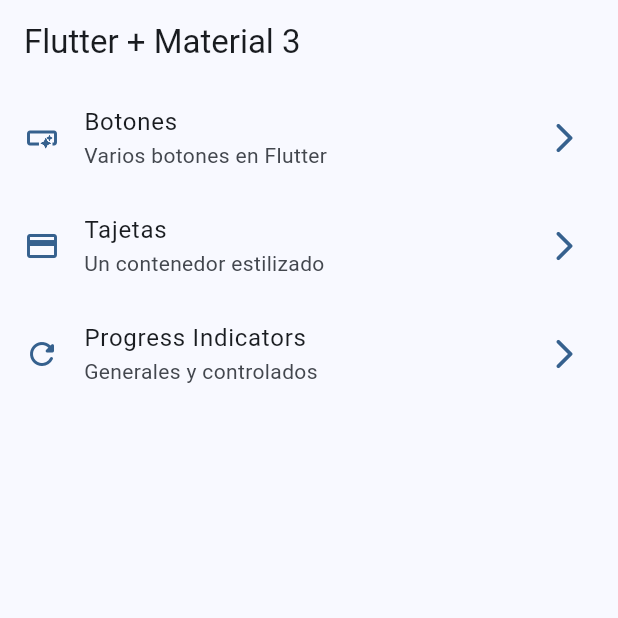
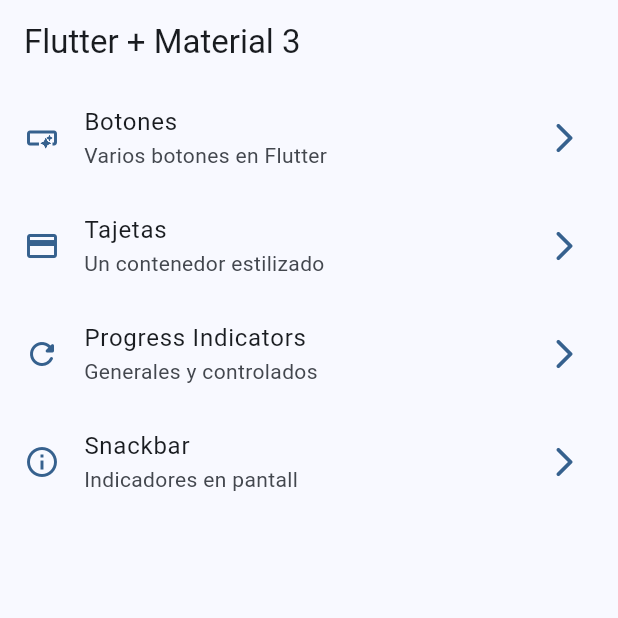
Before and after one commit to Frank712/flutter-widgets-app, a Flutter app: the screen it shows after launch, on a phone screen of 412 x 824 dp, the top half of it. Run offline on Flutter 3.47's test engine with Material 2 defaults, Android fonts, the phone set to English and light mode, and no system bars; our stand-ins replace go_router.

Commit message:
ADD snackbars and dialogs

```diff
--- a/lib/config/menu/menu_items.dart
+++ b/lib/config/menu/menu_items.dart
@@ -33,4 +33,10 @@ const appMenuItems = <MenuItem>[
     link: '/progress',
     icon: Icons.refresh_rounded,
   ),
+  MenuItem(
+    title: 'Snackbar',
+    subtitle: 'Indicadores en pantall',
+    link: '/snackbars',
+    icon: Icons.info_outline,
+  ),
 ];
--- a/lib/config/router/app_router.dart
+++ b/lib/config/router/app_router.dart
@@ -24,5 +24,10 @@ final appRouter = GoRouter(
       name: ProgressScreen.name,
       builder: (context, state) => const ProgressScreen(),
     ),
+    GoRoute(
+      path: '/snackbars',
+      name: SnackbarScreen.name,
+      builder: (context, state) => const SnackbarScreen(),
+    ),
   ],
 );
```
Also changed, not shown: lib/presentation/screens/snackbar/snackbar_screen.dart (+56 -2 lines).
